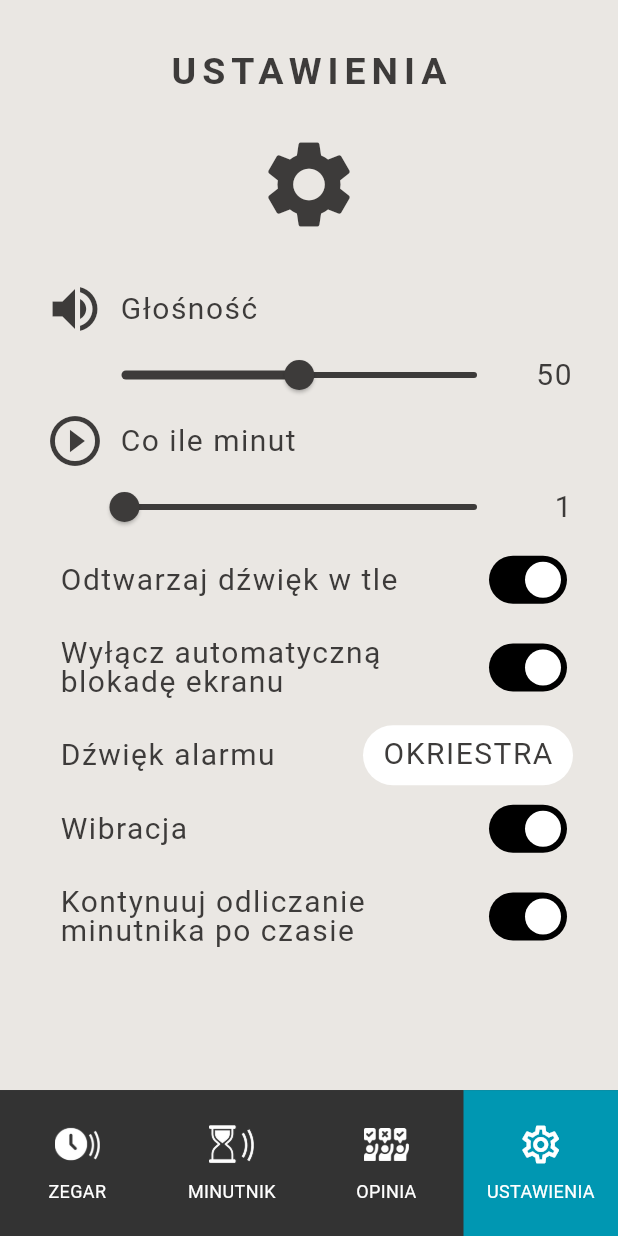
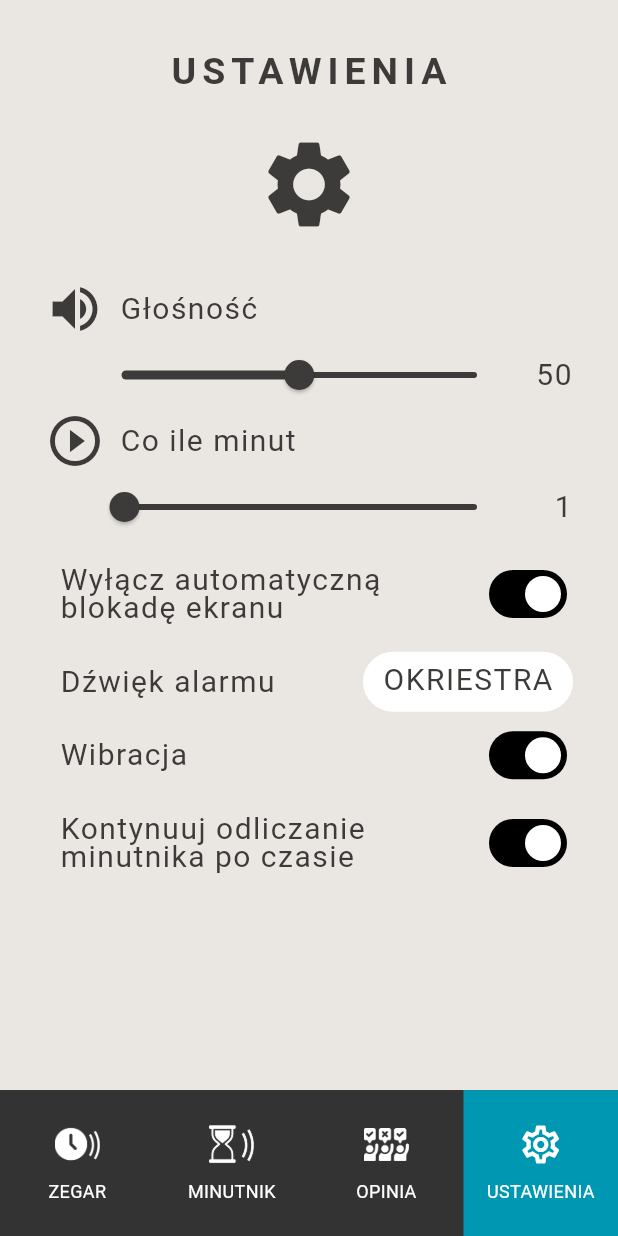
Before and after one commit to tomaszbazan/atloud, a Flutter app: the SettingsPage screen opened by its route, on a phone screen of 412 x 824 dp. Run offline on Flutter 3.47's test engine with Material 3 defaults, Android fonts, the phone set to English and light mode, and no system bars; our stand-ins replace audioplayers, device_info_plus, device_preview, flutter_secure_storage, flutter_tts, package_info_plus and 2 more; missing offline and left inert: flutter_foreground_task, volume_controller, wheel_picker; accounts and stored records are empty; Roboto replaces fonts that are missing (OpenSans).

Commit message:
Remove background sound setting from SettingsData and user data storage

```diff
--- a/lib/settings/settings.dart
+++ b/lib/settings/settings.dart
@@ -71,7 +71,6 @@ class _SettingsPageState extends State<SettingsPage> {
                               SettingsIcon(constraints: constraints, incrementShowVersionCounter: _incrementShowVersionCounter),
                               SliderWidget(icon: Icons.volume_up, label: 'Głośność', min: 0, max: 100, value: data.volumeValue, onChange: (value) => UserDataStorage.storeVolumeValue(value)),
                               SliderWidget(icon: Icons.play_circle_outline, label: 'Co ile minut', min: 1, max: 60, value: data.periodValue, onChange: (value) => UserDataStorage.storePeriodValue(value)),
-                              BooleanWidget(label: 'Odtwarzaj dźwięk w tle', value: data.backgroundSoundValue, onChange: (value) => UserDataStorage.storeBackgroundSoundValue(value)),
                               BooleanWidget(label: 'Wyłącz automatyczną blokadę ekranu', value: data.screenLockValue, onChange: (value) => UserDataStorage.storeScreenLockValue(value)),
                               AlarmTypeSetting(data: data, setState: setState),
                               BooleanWidget(label: 'Wibracja', value: data.vibrationValue, onChange: (value) => UserDataStorage.storeVibrationValue(value)),
--- a/lib/settings/settings_data.dart
+++ b/lib/settings/settings_data.dart
@@ -3,12 +3,11 @@ import 'package:atloud/sound/alarm_type.dart';
 class SettingsData {
   final int volumeValue;
   final int periodValue;
-  final bool backgroundSoundValue;
   final bool screenLockValue;
   final AlarmType alarmTypeValue;
   final String languageValue;
   final bool vibrationValue;
   final bool continuationAfterAlarmValue;
 
-  SettingsData(this.volumeValue, this.periodValue, this.backgroundSoundValue, this.screenLockValue, this.alarmTypeValue, this.languageValue, this.vibrationValue, this.continuationAfterAlarmValue);
+  SettingsData(this.volumeValue, this.periodValue, this.screenLockValue, this.alarmTypeValue, this.languageValue, this.vibrationValue, this.continuationAfterAlarmValue);
 }
--- a/lib/shared/user_data_storage.dart
+++ b/lib/shared/user_data_storage.dart
@@ -14,7 +14,6 @@ class UserDataStorage {
   static const String _startingTimerValueKey = 'startingTimerValue';
   static const String _periodValueKey = 'periodValue';
   static const String _volumeValueKey = 'volumeValue';
-  static const String _backgroundSoundValueKey = 'backgroundSoundValue';
   static const String _screenLockValueKey = 'screenLockValue';
   static const String _alarmTypeValueKey = 'alarmTypeValue';
   static const String _languageValueKey = 'languageValue';
@@ -27,13 +26,12 @@ class UserDataStorage {
   static Future<SettingsData> settings() async {
     var volume = await volumeValue();
     var period = await periodValue();
-    var backgroundSound = await backgroundSoundValue();
     var screenLock = await screenLockValue();
     var alarmType = await alarmTypeValue();
     var language = await languageValue();
     var vibration = await vibrationValue();
     var continueAfterAlarm = await continueAfterAlarmValue();
-    return SettingsData(volume, period, backgroundSound, screenLock, alarmType, language, vibration, continueAfterAlarm);
+    return SettingsData(volume, period, screenLock, alarmType, language, vibration, continueAfterAlarm);
   }
 
   static Future<TimerUserPreferences> timerData() async {
@@ -81,15 +79,6 @@ class UserDataStorage {
   static Future<int> volumeValue() async {
     var value = await _storage.read(key: _volumeValueKey) ?? "50";
     return int.parse(value);
-  }
-
-  static void storeBackgroundSoundValue(bool value) async {
-    _storage.write(key: _backgroundSoundValueKey, value: value.toString());
-  }
-
-  static Future<bool> backgroundSoundValue() async {
-    var value = await _storage.read(key: _backgroundSoundValueKey) ?? "true";
-    return value.toLowerCase() == 'true';
   }
 
   static void storeScreenLockValue(bool value) async {
```
